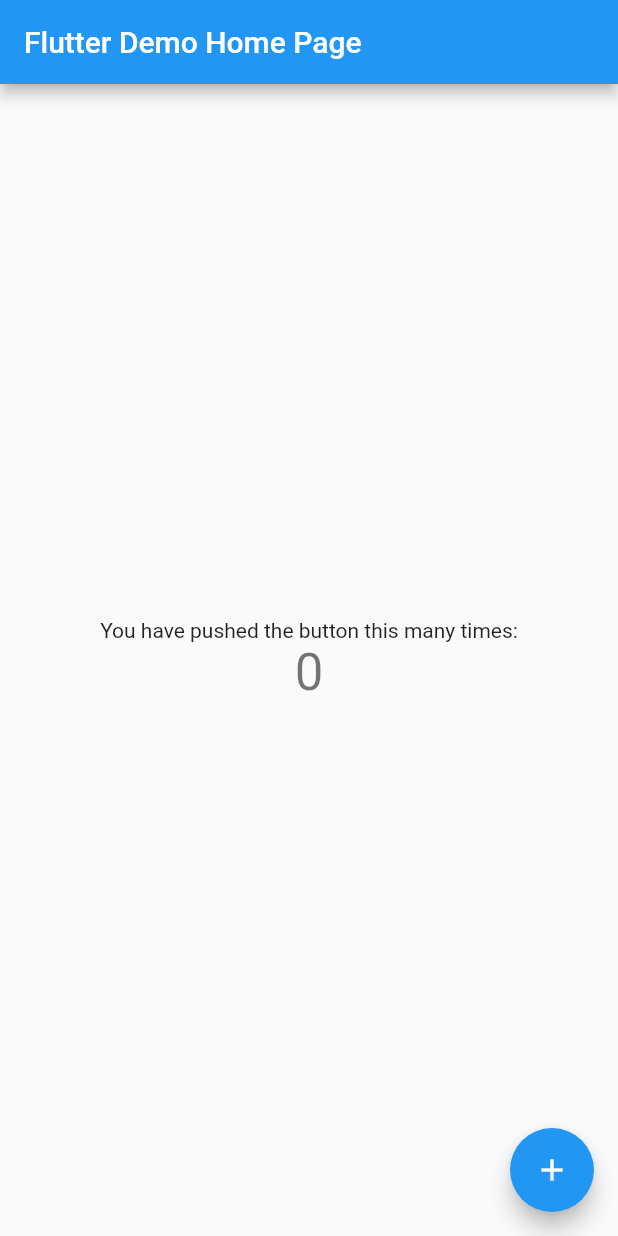
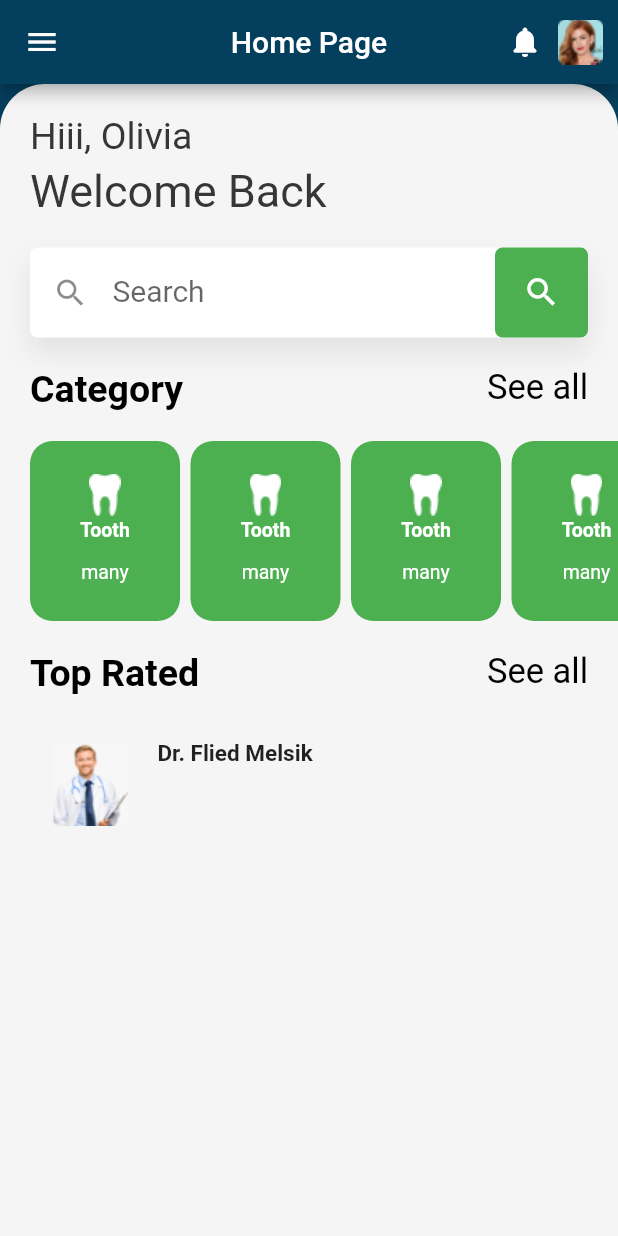
Before and after one commit to Mikhael-apps/doctorappointmentsui, a Flutter app: the screen it shows after launch, on a phone screen of 412 x 824 dp. Run offline on Flutter 3.47's test engine with Material 2 defaults, Android fonts, the light colour scheme and no system bars.

Commit message:
UI of Main Screen
UI of main screen Appointments app

```diff
--- /dev/null
+++ b/lib/home_page.dart
@@ -0,0 +1,304 @@
+import 'package:flutter/material.dart';
+
+class MyHome extends StatefulWidget {
+  const MyHome({Key? key}) : super(key: key);
+
+  @override
+  State<MyHome> createState() => _MyHomeState();
+}
+
+class _MyHomeState extends State<MyHome> {
+  @override
+  Widget build(BuildContext context) {
+    Size size = MediaQuery.of(context).size;
+    double heigth = 60;
+
+    return Scaffold(
+      backgroundColor: Theme.of(context).primaryColor,
+      appBar: AppBar(
+        centerTitle: true,
+        title: Text('Home Page'),
+        leading: Icon(
+          Icons.menu,
+          color: Colors.white,
+        ),
+        backgroundColor: Theme.of(context).primaryColor,
+        actions: [
+          GestureDetector(
+            child: Container(
+              margin: const EdgeInsets.only(right: 10),
+              child: const Icon(
+                Icons.notifications_rounded,
+                color: Colors.white,
+              ),
+            ),
+          ),
+          GestureDetector(
+            child: Container(
+              margin: const EdgeInsets.only(right: 10),
+              child: Image.asset(
+                'assets/images/profile_img.png',
+                width: 30,
+                height: 30,
+              ),
+            ),
+          )
+        ],
+      ),
+      body: Container(
+        decoration: BoxDecoration(
+          color: Colors.grey.shade100,
+          borderRadius: const BorderRadius.only(
+            topLeft: Radius.circular(30),
+            topRight: Radius.circular(30),
+            // bottomLeft: Radius.circular(50)
+          ),
+        ),
+        child: Column(
+          //
+          crossAxisAlignment: CrossAxisAlignment.start,
+          mainAxisAlignment: MainAxisAlignment.start,
+          children: <Widget>[
+            Container(
+              margin: const EdgeInsets.only(left: 20, top: 20),
+              child: const Text(
+                'Hiii, Olivia',
+                style: TextStyle(color: Color(0xff363636), fontSize: 25),
+              ),
+            ),
+            Container(
+              // Container for welcome back text
+              margin: const EdgeInsets.only(left: 20, top: 5),
+              child: const Text(
+                'Welcome Back',
+                style: TextStyle(color: Color(0xff363636), fontSize: 30),
+              ),
+            ),
+            Container(
+              // Container for the search bar
+              height: heigth, // just 60
+              width: size.width, // mediaQuery.size.width,
+              margin: EdgeInsets.only(left: 20, top: 20, right: 20),
+              decoration: BoxDecoration(
+                  color: Colors.white,
+                  borderRadius: BorderRadius.circular(5),
+                  boxShadow: const [
+                    BoxShadow(
+                      color: Color(0x14000000),
+                      offset: Offset(0, 10),
+                      blurRadius: 15,
+                      spreadRadius: 0,
+                    )
+                  ]),
+              child: Row(
+                children: <Widget>[
+                  Expanded(
+                    flex: 5,
+                    child: Container(
+                      margin: EdgeInsets.only(left: 15),
+                      child: const TextField(
+                        autofocus: false,
+                        maxLines: 1,
+                        style: const TextStyle(
+                            color: Color(0xff187163), fontSize: 20),
+                        decoration: InputDecoration(
+                            labelText: 'Search',
+                            border: InputBorder.none,
+                            icon: Icon(Icons.search)),
+                      ),
+                    ),
+                  ),
+                  // Expanded 2
+                  Expanded(
+                    flex: 1,
+                    child: Container(
+                      decoration: BoxDecoration(
+                        color: Colors.green,
+                        borderRadius: BorderRadius.circular(5),
+                      ),
+                      child: Center(
+                        child: Icon(
+                          Icons.search,
+                          color: Colors.white,
+                          size: 25,
+                        ),
+                      ),
+                    ),
+                  ),
+                ],
+              ),
+            ),
+            // text of cateogry
+            Container(
+              margin: const EdgeInsets.only(top: 20, left: 20),
+              width: size.width,
+              child: Stack(
+                fit: StackFit.loose,
+                children: [
+                  Container(
+                    child: const Text('Category',
+                        style: TextStyle(
+                            fontWeight: FontWeight.bold,
+                            fontSize: 25,
+                            color: Colors.black)),
+                  ),
+                  // text of see all
+                  Container(
+                    margin: const EdgeInsets.only(right: 20),
+                    child: const Align(
+                      alignment: Alignment.centerRight,
+                      child: Text(
+                        'See all',
+                        style: TextStyle(
+                            fontWeight: FontWeight.normal,
+                            fontSize: 23,
+                            fontFamily: 'Roboto',
+                            color: Colors.black),
+                      ),
+                    ),
+                  ),
+                ],
+              ),
+            ),
+            Container(
+              // margin: const EdgeInsets.only(top: 20, left: 20),
+              height: 120,
+              margin: EdgeInsets.only(top: 20, left: 20),
+              child: ListView(
+                scrollDirection: Axis.horizontal,
+                children: <Widget>[
+                  listOfCategories('assets/images/tooth.png', 'Tooth', 'many'),
+                  listOfCategories('assets/images/tooth.png', 'Tooth', 'many'),
+                  listOfCategories('assets/images/tooth.png', 'Tooth', 'many'),
+                  listOfCategories('assets/images/tooth.png', 'Tooth', 'many'),
+                  listOfCategories('assets/images/tooth.png', 'Tooth', 'many'),
+                  listOfCategories('assets/images/tooth.png', 'Tooth', 'many'),
+                  listOfCategories('assets/images/tooth.png', 'Tooth', 'many'),
+
+                ],
+              ),
+            ),
+            Container(
+              margin: const EdgeInsets.only(top: 20, left: 20),
+              width: size.width,
+              child: Stack(
+                fit: StackFit.loose,
+                children: [
+                  Container(
+                    child: const Text('Top Rated',
+                        style: TextStyle(
+                            fontWeight: FontWeight.bold,
+                            fontSize: 25,
+                            color: Colors.black)),
+                  ),
+                  // text of see all
+                  Container(
+                    margin: const EdgeInsets.only(right: 20),
+                    child: const Align(
+                      alignment: Alignment.centerRight,
+                      child: Text(
+                        'See all',
+                        style: TextStyle(
+                            fontWeight: FontWeight.normal,
+                            fontSize: 23,
+                            fontFamily: 'Roboto',
+                            color: Colors.black),
+                      ),
+                    ),
+                  ),
+                ],
+              ),
+            ),
+            Expanded(child: Container(
+              child: ListView(
+                children: [
+                demoTopRateDr('assets/images/dr_1.png', 'Dr. Flied Melsik', 'Doctor', 'good'),
+                ],
+              ),
+            ))
+          ],
+        ),
+      ),
+    );
+  }
+
+  Widget listOfCategories(String imgName, String nameText, String ammountDr) {
+    // String name = 'assets/images/tooth.png';
+    return Container(
+      padding: EdgeInsets.all(10),
+      margin: EdgeInsets.only(right: 7),
+      width: 100,
+      decoration: BoxDecoration(
+        color: Colors.green,
+        borderRadius: BorderRadius.circular(15),
+      ),
+      child: Column(
+        mainAxisAlignment: MainAxisAlignment.center,
+        crossAxisAlignment: CrossAxisAlignment.center,
+        children: <Widget>[
+          Container(
+            child: Image.asset(imgName),
+          ),
+          Container(
+            margin: EdgeInsets.only(top: 2),
+            child: Text(
+              nameText,
+              style: TextStyle(
+                  color: Colors.white,
+                  fontWeight: FontWeight.bold,
+                  fontFamily: 'Roboto',
+                  fontSize: 13),
+            ),
+          ),
+          Container(
+            padding: EdgeInsets.all(3),
+            margin: EdgeInsets.only(top: 10),
+            decoration: BoxDecoration(
+              color: Color(0xffd9fffa).withOpacity(.01)
+            ),
+            child: Text(ammountDr, style: TextStyle(fontSize: 13, color: Colors.white),),
+          ),
+        ],
+      ),
+    );
+  }
+
+  Widget demoTopRateDr(String image, String name, String speciality, String rating ) {
+    Size size = MediaQuery.of(context).size;
+    return GestureDetector(
+      onTap: () {
+        print('clicked!');
+      },
+      child: Container(
+        height: 99,
+        margin: EdgeInsets.all(15),
+        child: Row(
+          mainAxisAlignment: MainAxisAlignment.start,
+          crossAxisAlignment: CrossAxisAlignment.start,
+          children: <Widget>[
+            Container(
+              margin: EdgeInsets.only(left: 20),
+              height: 90,
+              width: 50,
+              child: Image.asset(image),
+            ),
+            Container(
+              margin: EdgeInsets.only(left: 10),
+              child: Column(
+                // mainAxisAlignment: MainAxisAlignment.spaceEvenly,
+                children: <Widget>[
+                  Container(
+                    margin: EdgeInsets.only(top: 15, left: 10),
+                    child: Text(name, style: TextStyle(fontSize: 15, fontWeight: FontWeight.bold),),
+                  ),
+
+                ],
+              ),
+            )
+          ],
+        ),
+      ),
+    );
+  }
+
+}
--- a/lib/main.dart
+++ b/lib/main.dart
@@ -1,115 +1,23 @@
+import 'package:doctorappointmentsui/home_page.dart';
 import 'package:flutter/material.dart';
 
-void main() {
-  runApp(const MyApp());
-}
+
+void main() => runApp(MyApp());
+
 
 class MyApp extends StatelessWidget {
   const MyApp({Key? key}) : super(key: key);
 
-  // This widget is the root of your application.
   @override
   Widget build(BuildContext context) {
     return MaterialApp(
+      debugShowCheckedModeBanner: false,
       title: 'Flutter Demo',
       theme: ThemeData(
-        // This is the theme of your application.
-        //
-        // Try running your application with "flutter run". You'll see the
-        // application has a blue toolbar. Then, without quitting the app, try
-        // changing the primarySwatch below to Colors.green and then invoke
-        // "hot reload" (press "r" in the console where you ran "flutter run",
-        // or simply save your changes to "hot reload" in a Flutter IDE).
-        // Notice that the counter didn't reset back to zero; the application
-        // is not restarted.
         primarySwatch: Colors.blue,
+        primaryColor: Color(0xff053f5e),
       ),
-      home: const MyHomePage(title: 'Flutter Demo Home Page'),
+      home: MyHome(),
     );
   }
 }
-
-class MyHomePage extends StatefulWidget {
-  const MyHomePage({Key? key, required this.title}) : super(key: key);
-
-  // This widget is the home page of your application. It is stateful, meaning
-  // that it has a State object (defined below) that contains fields that affect
-  // how it looks.
-
-  // This class is the configuration for the state. It holds the values (in this
-  // case the title) provided by the parent (in this case the App widget) and
-  // used by the build method of the State. Fields in a Widget subclass are
-  // always marked "final".
-
-  final String title;
-
-  @override
-  State<MyHomePage> createState() => _MyHomePageState();
-}
-
-class _MyHomePageState extends State<MyHomePage> {
-  int _counter = 0;
-
-  void _incrementCounter() {
-    setState(() {
-      // This call to setState tells the Flutter framework that something has
-      // changed in this State, which causes it to rerun the build method below
-      // so that the display can reflect the updated values. If we changed
-      // _counter without calling setState(), then the build method would not be
-      // called again, and so nothing would appear to happen.
-      _counter++;
-    });
-  }
-
-  @override
-  Widget build(BuildContext context) {
-    // This method is rerun every time setState is called, for instance as done
-    // by the _incrementCounter method above.
-    //
-    // The Flutter framework has been optimized to make rerunning build methods
-    // fast, so that you can just rebuild anything that needs updating rather
-    // than having to individually change instances of widgets.
-    return Scaffold(
-      appBar: AppBar(
-        // Here we take the value from the MyHomePage object that was created by
-        // the App.build method, and use it to set our appbar title.
-        title: Text(widget.title),
-      ),
-      body: Center(
-        // Center is a layout widget. It takes a single child and positions it
-        // in the middle of the parent.
-        child: Column(
-          // Column is also a layout widget. It takes a list of children and
-          // arranges them vertically. By default, it sizes itself to fit its
-          // children horizontally, and tries to be as tall as its parent.
-          //
-          // Invoke "debug painting" (press "p" in the console, choose the
-          // "Toggle Debug Paint" action from the Flutter Inspector in Android
-          // Studio, or the "Toggle Debug Paint" command in Visual Studio Code)
-          // to see the wireframe for each widget.
-          //
-          // Column has various properties to control how it sizes itself and
-          // how it positions its children. Here we use mainAxisAlignment to
-          // center the children vertically; the main axis here is the vertical
-          // axis because Columns are vertical (the cross axis would be
-          // horizontal).
-          mainAxisAlignment: MainAxisAlignment.center,
-          children: <Widget>[
-            const Text(
-              'You have pushed the button this many times:',
-            ),
-            Text(
-              '$_counter',
-              style: Theme.of(context).textTheme.headline4,
-            ),
-          ],
-        ),
-      ),
-      floatingActionButton: FloatingActionButton(
-        onPressed: _incrementCounter,
-        tooltip: 'Increment',
-        child: const Icon(Icons.add),
-      ), // This trailing comma makes auto-formatting nicer for build methods.
-    );
-  }
-}
```
Also changed, not shown: pubspec.yaml (+11 -3 lines), assets/images/bone.png (renamed from assets/bone.png), assets/images/brain.png (renamed from assets/brain.png), assets/images/dr_1.png (renamed from assets/dr_1.png), assets/images/dr_2.png (renamed from assets/dr_2.png), assets/images/dr_3.png (renamed from assets/dr_3.png), assets/images/heart.png (renamed from assets/heart.png), assets/images/profile_img.png (renamed from assets/profile_img.png), assets/images/tooth.png (renamed from assets/tooth.png).
